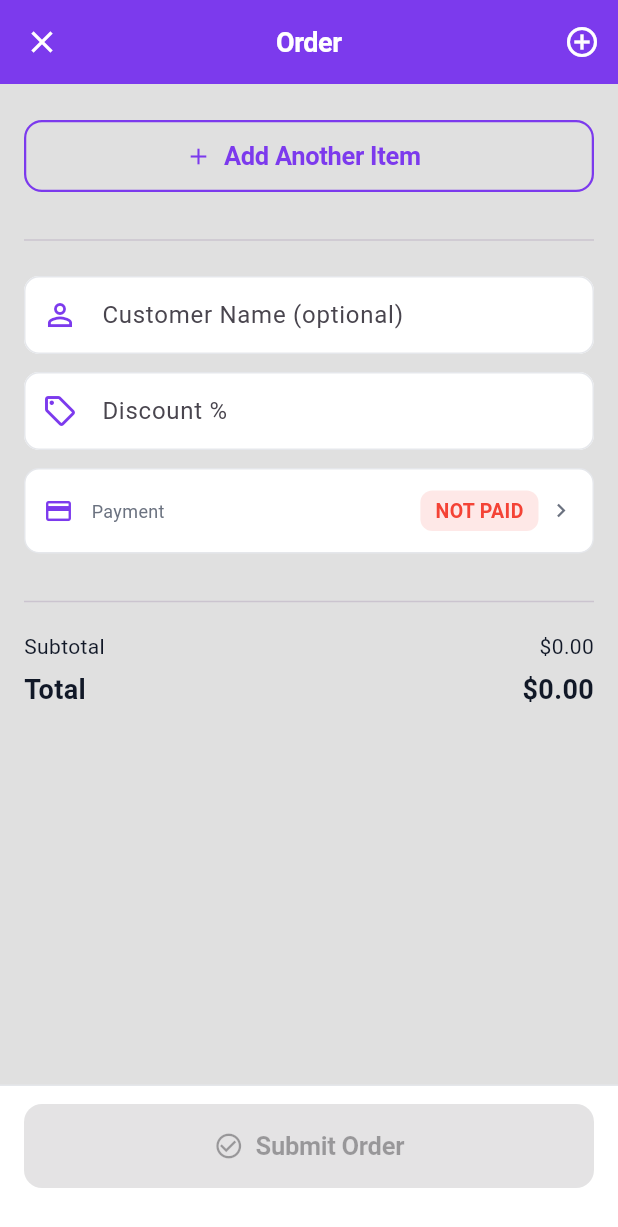
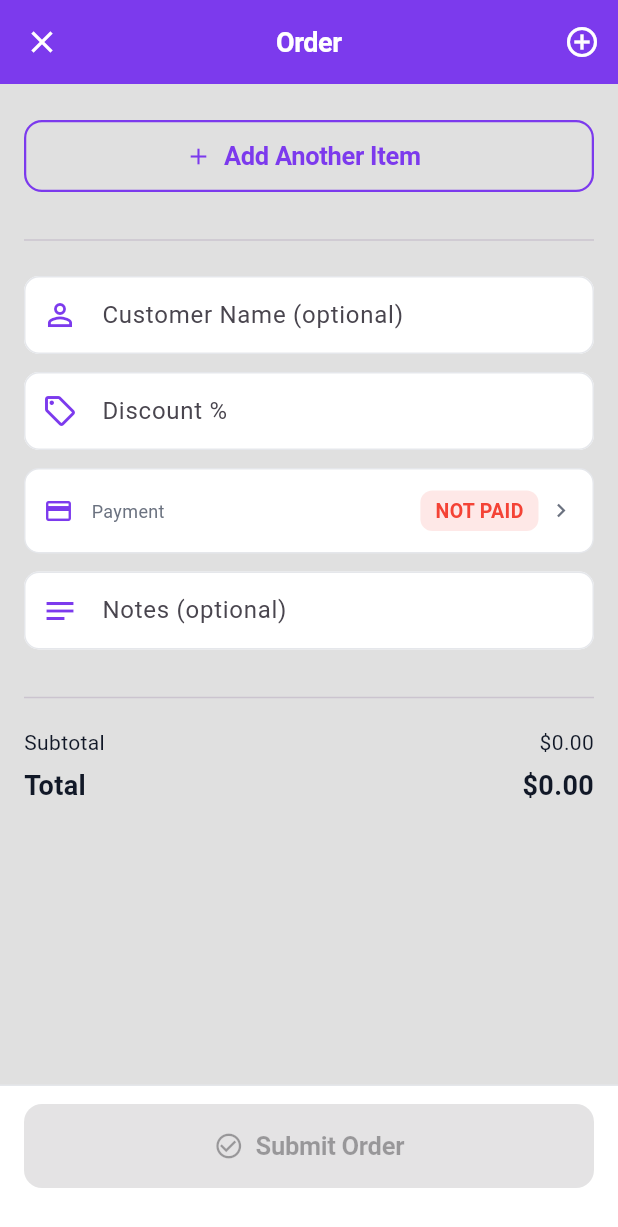
Before and after one commit to dannygypsy/wingnut_trading_co, a Flutter app: the OrderReceiptScreen screen opened directly with empty values, on a phone screen of 412 x 824 dp. Shown: the top 1227 px of the screen. Run offline on Flutter 3.47's test engine with Material 3 defaults, Android fonts, the phone set to English and light mode, and no system bars; our stand-ins replace dio, flutter_dotenv, font_awesome_flutter, shared_preferences, sqflite; missing offline and left inert: bluetooth_print, dart_mysql, mobile_scanner; accounts and stored records are empty; network calls fail; Roboto replaces fonts that are missing (SF Pro Display).

Commit message:
Calling this 1.0

```diff
--- a/wtc_pos/lib/models/order_model.dart
+++ b/wtc_pos/lib/models/order_model.dart
@@ -29,6 +29,7 @@ class DecalPlacement {
     'slot': slot,
     'transfer_id': transferProductId,
     'transfer_name': transferName,
+    'transfer_retail': transferRetail,
   };
 }
 
@@ -149,6 +150,7 @@ class Order {
   String? customerName;
   double discountPct = 0.0;
   String paymentMethod = 'not paid';
+  String? notes;
   final String salespersonName;
   String? id;
 
@@ -159,6 +161,7 @@ class Order {
     final o = Order(salespersonName: json['salesperson_name'] ?? '');
     o.id = json['id'] as String?;
     o.customerName = json['customer'];
+    o.notes = json['notes'] as String?;
     o.discountPct = (json['discount_percent'] as num? ?? 0).toDouble();
     o.paymentMethod = json['payment_method'] ?? 'not paid';
 
@@ -221,6 +224,7 @@ class Order {
     'customer_name': customerName,
     'discount_pct': discountPct,
     'payment_method': paymentMethod,
+    'notes': notes,
     'items': items.map((i) => i.toJson()).toList(),
     'total': total,
   };
--- a/wtc_pos/lib/screens/order_detail_screen.dart
+++ b/wtc_pos/lib/screens/order_detail_screen.dart
@@ -201,6 +201,7 @@ class _OrderDetailScreenState extends State<OrderDetailScreen> {
     final customer = o['customer'] as String? ?? '—';
     final salesperson = o['salesperson_name'] as String? ?? '—';
     final createdAt = o['created_at'] as String? ?? '';
+    final notes = o['notes'] as String?;
     final items = o['items'] as List? ?? [];
 
     final subtotal = items.fold<double>(0, (sum, item) {
@@ -298,6 +299,27 @@ class _OrderDetailScreenState extends State<OrderDetailScreen> {
               ],
             ),
           ),
+
+          const SizedBox(height: 12),
+
+          // ── Notes ────────────────────────────────────────
+          if (notes != null && notes.isNotEmpty)
+            _Card(
+              child: Column(
+                crossAxisAlignment: CrossAxisAlignment.start,
+                children: [
+                  const Text('Notes',
+                      style: TextStyle(
+                          fontSize: 13,
+                          color: WingnutTheme.textSecondary)),
+                  const SizedBox(height: 6),
+                  Text(notes,
+                      style: const TextStyle(
+                          fontSize: 14,
+                          color: WingnutTheme.textPrimary)),
+                ],
+              ),
+            ),
 
           const SizedBox(height: 12),
 
--- a/wtc_pos/lib/screens/order_receipt_screen.dart
+++ b/wtc_pos/lib/screens/order_receipt_screen.dart
@@ -22,6 +22,7 @@ class OrderReceiptScreen extends StatefulWidget {
 class _OrderReceiptScreenState extends State<OrderReceiptScreen> {
   final TextEditingController _nameController = TextEditingController();
   final TextEditingController _discountController = TextEditingController();
+  final TextEditingController _notesController = TextEditingController();
   bool _submitting = false;
   String? _submitError;
 
@@ -32,12 +33,14 @@ class _OrderReceiptScreenState extends State<OrderReceiptScreen> {
     _discountController.text = widget.order.discountPct > 0
         ? widget.order.discountPct.toStringAsFixed(0)
         : '';
+    _notesController.text = widget.order.notes ?? '';
   }
 
   @override
   void dispose() {
     _nameController.dispose();
     _discountController.dispose();
+    _notesController.dispose();
     super.dispose();
   }
 
@@ -47,6 +50,9 @@ class _OrderReceiptScreenState extends State<OrderReceiptScreen> {
         : _nameController.text.trim();
     final pct = double.tryParse(_discountController.text.trim()) ?? 0;
     widget.order.discountPct = pct.clamp(0, 100);
+    widget.order.notes = _notesController.text.trim().isEmpty
+        ? null
+        : _notesController.text.trim();
   }
 
   void _addAnotherItem() {
@@ -390,6 +396,25 @@ class _OrderReceiptScreenState extends State<OrderReceiptScreen> {
                   _PaymentSelector(
                     current: order.paymentMethod,
                     onChanged: (v) => setState(() => order.paymentMethod = v),
+                  ),
+
+                  const SizedBox(height: 12),
+
+                  // ── Notes ──────────────────────────────────
+                  TextField(
+                    controller: _notesController,
+                    maxLength: 512,
+                    maxLines: 3,
+                    minLines: 1,
+                    textInputAction: TextInputAction.newline,
+                    decoration: const InputDecoration(
+                      labelText: 'Notes (optional)',
+                      hintText: 'Special instructions...',
+                      prefixIcon: Icon(Icons.notes_outlined,
+                          color: WingnutTheme.violet),
+                      counterText: '',
+                      alignLabelWithHint: true,
+                    ),
                   ),
 
                   const SizedBox(height: 24),
```
Also changed, not shown: wtc_pos/lib/services/receipt_helper.dart (+28 -0 lines).
